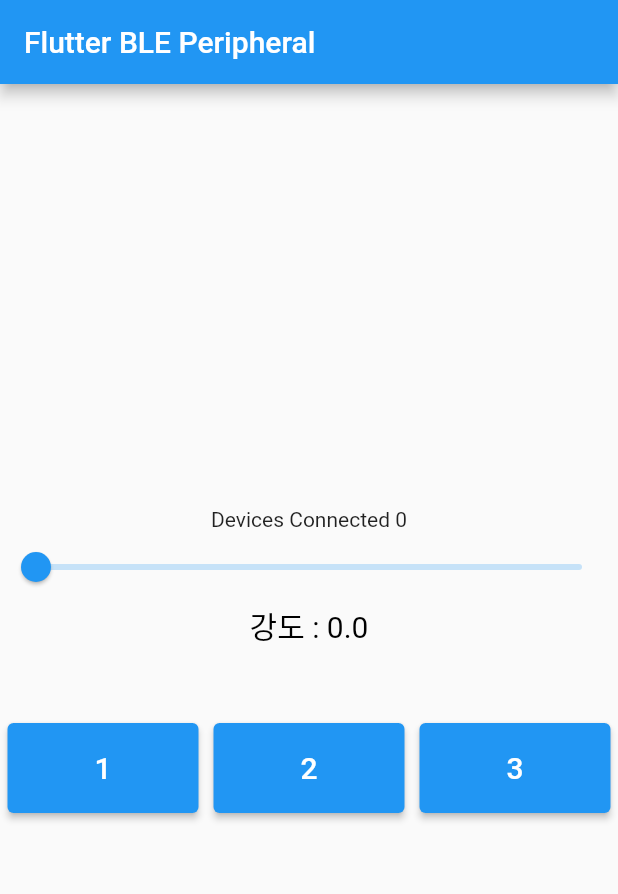
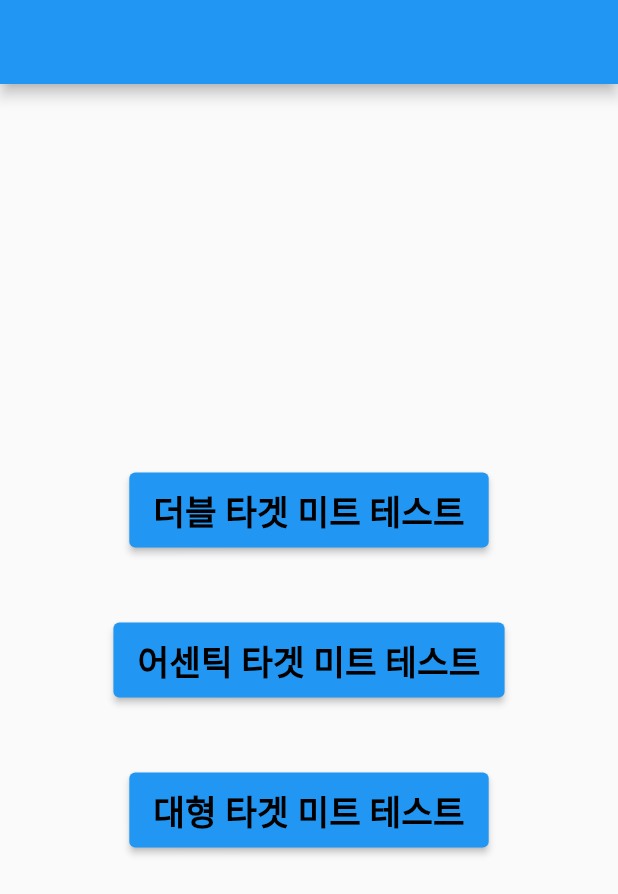
Before and after one commit to soogil/flutter_ble_peripheral, a Flutter app: the screen it shows after launch, on a phone screen of 412 x 824 dp. Shown: the top 894 px of the screen. Run offline on Flutter 3.47's test engine with Material 2 defaults, Android fonts, the phone set to English and light mode, and no system bars.

Commit message:
target mitt 별 화면 구성, 데이터 전송 부분 수정

```diff
--- a/example/lib/main.dart
+++ b/example/lib/main.dart
@@ -1,120 +1,11 @@
-/*
- * Copyright (c) 2020. Julian Steenbakker.
- * All rights reserved. Use of this source code is governed by a
- * BSD-style license that can be found in the LICENSE file.
- */
 
 import 'package:flutter/material.dart';
 import 'package:flutter_ble_peripheral/flutter_ble_peripheral.dart';
+import 'package:flutter_ble_peripheral_example/page/select_target_page.dart';
 
-void main() => runApp(const FlutterBlePeripheralExample());
+FlutterBlePeripheral blePeripheral = FlutterBlePeripheral();
 
-class FlutterBlePeripheralExample extends StatefulWidget {
-  const FlutterBlePeripheralExample({Key? key}) : super(key: key);
-
-  @override
-  _FlutterBlePeripheralExampleState createState() =>
-      _FlutterBlePeripheralExampleState();
-}
-
-class _FlutterBlePeripheralExampleState extends State<FlutterBlePeripheralExample> {
-  final FlutterBlePeripheral blePeripheral = FlutterBlePeripheral();
-  final AdvertiseData _data = AdvertiseData();
-  double sliderValue = 0;
-
-  @override
-  void initState() {
-    super.initState();
-  }
-
-  @override
-  Widget build(BuildContext context) {
-    return MaterialApp(
-      home: Scaffold(
-        appBar: AppBar(
-          title: const Text('Flutter BLE Peripheral'),
-        ),
-        body: Center(
-            child: Column(
-                mainAxisAlignment: MainAxisAlignment.center,
-                crossAxisAlignment: CrossAxisAlignment.center,
-                children: <Widget>[
-                  StreamBuilder<String>(
-                      initialData: 'Devices Connected 0',
-                      stream: blePeripheral.getConnectedDeviceCountToString,
-                      builder: (context, snapShotData) {
-                        if (!snapShotData.hasData) {
-                          return Container();
-                        }
-
-                        return Text(snapShotData.data!);
-                      }
-                  ),
-                  Slider(
-                    value: sliderValue,
-                    onChanged: (value) {
-                      setState(() {
-                        sliderValue = value.roundToDouble();
-                      });
-                    },
-                    min: 0,
-                    max: 255,
-                  ),
-                  Text(
-                    '강도 : $sliderValue',
-                    style: const TextStyle(
-                      fontSize: 20,
-                      color: Colors.black,
-                    ),
-                  ),
-                  const SizedBox(height: 50,),
-                  Row(
-                    children: List.generate(3, (index) => _targetButton(index))
-                  ),
-                  // _doubleTargetButton()
-                ]
-            )
-        ),
-      ),
-    );
-  }
-
-  Widget _doubleTargetButton() {
-    return OutlinedButton(
-        onPressed: () async {
-          // if (await blePeripheral.isAdvertising()) {
-          blePeripheral.sendData(strength: sliderValue,);
-          // }
-        },
-        child: Text(
-          'sendData',
-          style: Theme
-              .of(context)
-              .primaryTextTheme
-              .button!
-              .copyWith(color: Colors.blue),
-        )
-    );
-  }
-
-  Widget _targetButton(int position) {
-    return Expanded(
-      child: Container(
-        height: 60,
-        margin: const EdgeInsets.only(left: 5, right: 5),
-        child: ElevatedButton(
-            onPressed: () {
-              blePeripheral.sendData(strength: sliderValue, position: position + 1);
-            },
-            child: Text(
-              (position + 1).toString(),
-              style: const TextStyle(
-                fontSize: 20,
-                color: Colors.white,
-              ),
-            )
-        ),
-      ),
-    );
-  }
-}
+void main() => runApp(
+    const MaterialApp(
+      home: SelectTargetPage(),
+    ));
--- /dev/null
+++ b/example/lib/page/authentic_target_mitt_page.dart
@@ -0,0 +1,107 @@
+
+import 'package:flutter/material.dart';
+import 'package:flutter_ble_peripheral_example/main.dart';
+
+class AuthenticTargetMittPage extends StatefulWidget {
+  const AuthenticTargetMittPage({Key? key}) : super(key: key);
+
+  @override
+  _AuthenticTargetMittPageState createState() =>
+      _AuthenticTargetMittPageState();
+}
+
+class _AuthenticTargetMittPageState extends State<AuthenticTargetMittPage> {
+
+  double sliderValue = 0;
+
+  @override
+  void initState() {
+    blePeripheral.changeDeviceName(1).then(
+            (value) => blePeripheral.startAdvertising(1));
+    super.initState();
+  }
+
+  @override
+  void dispose() {
+    blePeripheral.stopAdvertising();
+    super.dispose();
+  }
+
+  @override
+  Widget build(BuildContext context) {
+    return MaterialApp(
+      home: Scaffold(
+        appBar: AppBar(
+          title: const Text('Flutter BLE Peripheral'),
+        ),
+        body: Center(
+            child: Column(
+                mainAxisAlignment: MainAxisAlignment.center,
+                crossAxisAlignment: CrossAxisAlignment.center,
+                children: <Widget>[
+                  StreamBuilder<String>(
+                      initialData: 'Devices Connected 0',
+                      stream: blePeripheral.getConnectedDeviceCountToString,
+                      builder: (context, snapShotData) {
+                        if (!snapShotData.hasData) {
+                          return Container();
+                        }
+
+                        return Text(snapShotData.data!);
+                      }
+                  ),
+                  Slider(
+                    value: sliderValue,
+                    onChanged: (value) {
+                      setState(() {
+                        sliderValue = value.roundToDouble();
+                      });
+                    },
+                    min: 0,
+                    max: 255,
+                  ),
+                  Text(
+                    '강도 : $sliderValue',
+                    style: const TextStyle(
+                      fontSize: 20,
+                      color: Colors.black,
+                    ),
+                  ),
+                  const SizedBox(height: 50,),
+                  _authenticTargetButtons(),
+                  // _authenticTargetButton(),
+                  // _doubleTargetButton()
+                ]
+            )
+        ),
+      ),
+    );
+  }
+
+  Widget _authenticTargetButtons() {
+    return Row(
+        children: List.generate(3, (index) => _authenticTargetButton(index))
+    );
+  }
+
+  Widget _authenticTargetButton(int position,) {
+    return Expanded(
+      child: Container(
+        height: 60,
+        margin: const EdgeInsets.only(left: 5, right: 5),
+        child: ElevatedButton(
+            onPressed: () {
+              blePeripheral.sendData(strength: sliderValue, position: position + 1);
+            },
+            child: Text(
+              (position + 1).toString(),
+              style: const TextStyle(
+                fontSize: 20,
+                color: Colors.white,
+              ),
+            )
+        ),
+      ),
+    );
+  }
+}
--- /dev/null
+++ b/example/lib/page/select_target_page.dart
@@ -0,0 +1,91 @@
+import 'package:flutter/material.dart';
+import 'package:flutter_ble_peripheral_example/page/authentic_target_mitt_page.dart';
+import 'package:flutter_ble_peripheral_example/page/double_target_mitt_page.dart';
+import 'package:flutter_ble_peripheral_example/page/large_target_mitt_page.dart';
+
+class SelectTargetPage extends StatelessWidget {
+  const SelectTargetPage({Key? key}) : super(key: key);
+
+  @override
+  Widget build(BuildContext context) {
+    return Scaffold(
+      appBar: AppBar(),
+      body: _buildBody(context),
+    );
+  }
+
+  Widget _buildBody(BuildContext context) {
+    return Center(
+      child: Column(
+        mainAxisAlignment: MainAxisAlignment.center,
+        children: [
+          SizedBox(
+            height: 50,
+            child: ElevatedButton(
+                onPressed: () {
+                  Navigator.push(
+                    context,
+                    MaterialPageRoute(
+                      builder: (context) => const DoubleTargetMittPage(),
+                    ),
+                  );
+                },
+                child: const Text(
+                  '더블 타겟 미트 테스트',
+                  style: TextStyle(
+                    color: Colors.black,
+                    fontSize: 23,
+                    fontWeight: FontWeight.bold,
+                  ),
+                )
+            ),
+          ),
+          const SizedBox(height: 50,),
+          SizedBox(
+            height: 50,
+            child: ElevatedButton(
+                onPressed: () {
+                  Navigator.push(
+                    context,
+                    MaterialPageRoute(
+                      builder: (context) => const AuthenticTargetMittPage(),
+                    ),
+                  );
+                },
+                child: const Text(
+                  '어센틱 타겟 미트 테스트',
+                  style: TextStyle(
+                    color: Colors.black,
+                    fontSize: 23,
+                    fontWeight: FontWeight.bold,
+                  ),
+                )
+            ),
+          ),
+          const SizedBox(height: 50,),
+          SizedBox(
+            height: 50,
+            child: ElevatedButton(
+                onPressed: () {
+                  Navigator.push(
+                    context,
+                    MaterialPageRoute(
+                      builder: (context) => const LargeTargetMittPage(),
+                    ),
+                  );
+                },
+                child: const Text(
+                  '대형 타겟 미트 테스트',
+                  style: TextStyle(
+                    color: Colors.black,
+                    fontSize: 23,
+                    fontWeight: FontWeight.bold,
+                  ),
+                )
+            ),
+          ),
+        ],
+      ),
+    );
+  }
+}
```
Also changed, not shown: example/lib/page/double_target_mitt_page.dart (added, +94 -0 lines), example/lib/page/large_target_mitt_page.dart (added, +105 -0 lines), lib/src/flutter_ble_peripheral.dart (+16 -0 lines), 1 other file.
